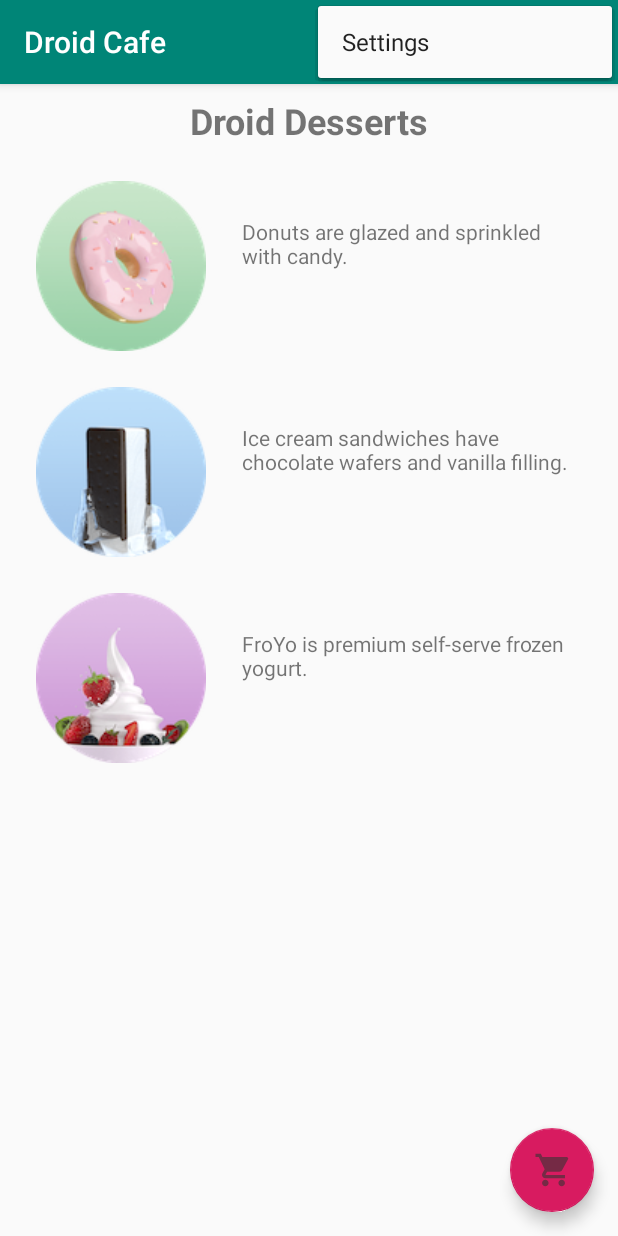
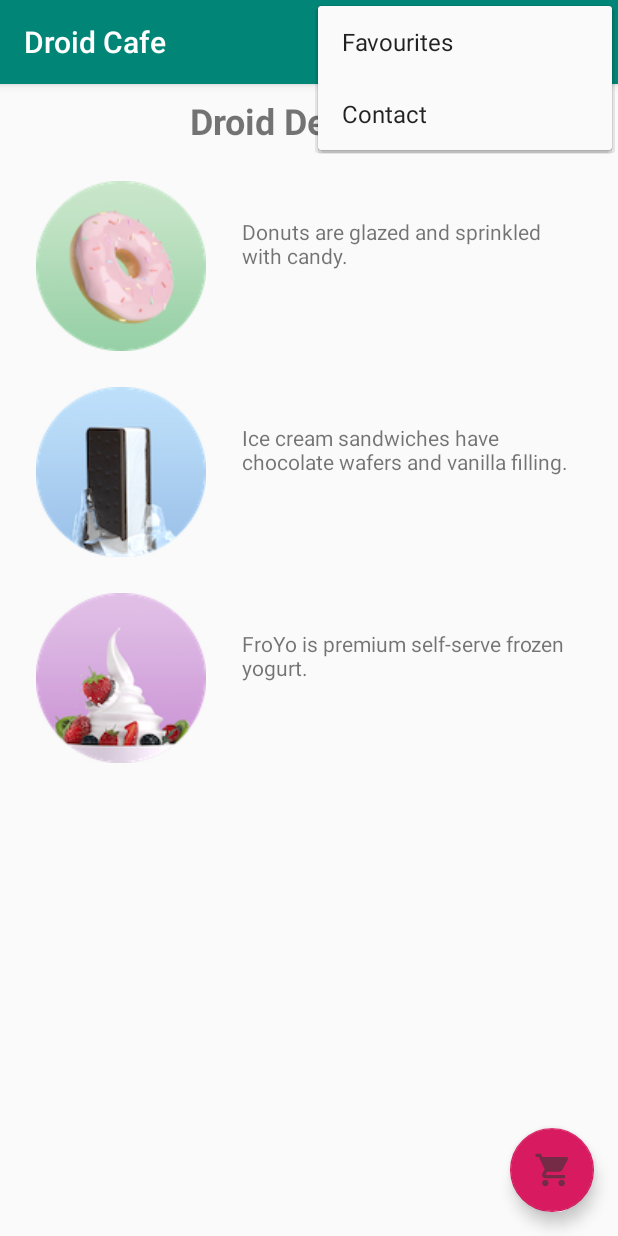
Before and after one commit to ishanstealth18/Android_Fundamentals, an Android app: the screen it shows after launch (MainActivity), with the options menu open, on a phone screen of 412 x 824 dp. Run offline under Robolectric (Android 15) with nearby library versions, the phone set to English and light mode, and no system bars.

```diff
--- a/DroidCafe/app/src/main/AndroidManifest.xml
+++ b/DroidCafe/app/src/main/AndroidManifest.xml
@@ -14,7 +14,7 @@
             android:parentActivityName=".MainActivity">
             <meta-data
                 android:name="android.support.PARENT_ACTIVITY"
-                android:value=".MainActivity"/>></activity>
+                android:value=".MainActivity"/></activity>
         <activity
             android:name=".MainActivity"
             android:label="@string/app_name"
@@ -26,5 +26,4 @@
             </intent-filter>
         </activity>
     </application>
-    <uses-permission android:name="android.permission.CALL_PHONE"></uses-permission>
 </manifest>
--- a/DroidCafe/app/src/main/java/com/lightwave/droidcafe/MainActivity.java
+++ b/DroidCafe/app/src/main/java/com/lightwave/droidcafe/MainActivity.java
@@ -13,6 +13,8 @@ import android.view.View;
 import android.view.Menu;
 import android.view.MenuItem;
 import android.widget.Toast;
+
+import static java.lang.Thread.sleep;
 
 public class MainActivity extends AppCompatActivity {
 
@@ -47,10 +49,23 @@ public class MainActivity extends AppCompatActivity {
         // automatically handle clicks on the Home/Up button, so long
         // as you specify a parent activity in AndroidManifest.xml.
         int id = item.getItemId();
-
-        //noinspection SimplifiableIfStatement
-        if (id == R.id.action_settings) {
-            return true;
+        Intent sendItemIntent = new Intent(this,OrderActivity.class);
+        switch (id)
+        {
+            case (R.id.action_contact):
+                return true;
+            case (R.id.action_favorites):
+                displayToast(getString(R.string.action_favorites_message));
+                return true;
+            case (R.id.action_order):
+                sendItemIntent.putExtra(EXTRA_MSG,R.string.action_order_message);
+                startActivity(sendItemIntent);
+                //displayToast(getString(R.string.action_order_message));
+                return true;
+            case (R.id.action_status):
+                displayToast(getString(R.string.action_status_message));
+                return true;
+            default:
         }
 
         return super.onOptionsItemSelected(item);
--- /dev/null
+++ b/DroidCafe/app/src/main/res/drawable-anydpi/ic_action_favourite.xml
@@ -0,0 +1,11 @@
+<vector xmlns:android="http://schemas.android.com/apk/res/android"
+    android:width="24dp"
+    android:height="24dp"
+    android:viewportWidth="24"
+    android:viewportHeight="24"
+    android:tint="#FFFFFF"
+    android:alpha="0.8">
+  <path
+      android:fillColor="@android:color/white"
+      android:pathData="M12,21.35l-1.45,-1.32C5.4,15.36 2,12.28 2,8.5 2,5.42 4.42,3 7.5,3c1.74,0 3.41,0.81 4.5,2.09C13.09,3.81 14.76,3 16.5,3 19.58,3 22,5.42 22,8.5c0,3.78 -3.4,6.86 -8.55,11.54L12,21.35z"/>
+</vector>
--- /dev/null
+++ b/DroidCafe/app/src/main/res/drawable-anydpi/ic_action_status.xml
@@ -0,0 +1,11 @@
+<vector xmlns:android="http://schemas.android.com/apk/res/android"
+    android:width="24dp"
+    android:height="24dp"
+    android:viewportWidth="24"
+    android:viewportHeight="24"
+    android:tint="#FFFFFF"
+    android:alpha="0.8">
+  <path
+      android:fillColor="@android:color/white"
+      android:pathData="M11,15h2v2h-2zM11,7h2v6h-2zM11.99,2C6.47,2 2,6.48 2,12s4.47,10 9.99,10C17.52,22 22,17.52 22,12S17.52,2 11.99,2zM12,20c-4.42,0 -8,-3.58 -8,-8s3.58,-8 8,-8 8,3.58 8,8 -3.58,8 -8,8z"/>
+</vector>
--- a/DroidCafe/app/src/main/res/menu/menu_main.xml
+++ b/DroidCafe/app/src/main/res/menu/menu_main.xml
@@ -3,8 +3,29 @@
     xmlns:tools="http://schemas.android.com/tools"
     tools:context="com.lightwave.droidcafe.MainActivity">
     <item
-        android:id="@+id/action_settings"
+        android:id="@+id/action_contact"
         android:orderInCategory="100"
-        android:title="@string/action_settings"
+        android:title="@string/action_contact"
         app:showAsAction="never" />
+
+    <item
+        android:id="@+id/action_order"
+        android:icon="@drawable/ic_shopping_cart"
+        android:orderInCategory= "10"
+        android:title="@string/action_order"
+        app:showAsAction="always"/>
+
+    <item
+        android:id="@+id/action_status"
+        android:icon="@drawable/ic_action_status"
+        android:orderInCategory= "20"
+        android:title="@string/action_status"
+        app:showAsAction="always"/>
+
+    <item
+        android:id="@+id/action_favorites"
+        android:icon="@drawable/ic_action_favourite"
+        android:orderInCategory= "30"
+        android:title="@string/action_favorites"
+        app:showAsAction="ifRoom"/>
 </menu>
--- a/DroidCafe/app/src/main/res/values/strings.xml
+++ b/DroidCafe/app/src/main/res/values/strings.xml
@@ -22,6 +22,14 @@
     <string name="same_day_messenger_service">Same day messenger service</string>
     <string name="next_day_ground_delivery">Next day ground delivery</string>
     <string name="pick_up">Pick up</string>
+    <string name="action_contact">Contact</string>
+    <string name="action_order">Order</string>
+    <string name="action_status">Status</string>
+    <string name="action_favorites">Favourites</string>
+    <string name="action_order_message">You selected Order.</string>
+    <string name="action_status_message">You selected Status.</string>
+    <string name="action_favorites_message">You selected Favorites.</string>
+    <string name="action_contact_message">You selected Contact.</string>
     <string-array name="labels_array">
         <item>Home</item>
         <item>Work</item>
--- a/DroidCafe/build.gradle
+++ b/DroidCafe/build.gradle
@@ -7,7 +7,7 @@ buildscript {
 
     }
     dependencies {
-        classpath 'com.android.tools.build:gradle:3.5.3'
+        classpath 'com.android.tools.build:gradle:4.0.0'
 
         // NOTE: Do not place your application dependencies here; they belong
         // in the individual module build.gradle files
```
Also changed, not shown: DroidCafe/app/src/main/res/drawable-hdpi/ic_action_favourite.png (added), DroidCafe/app/src/main/res/drawable-hdpi/ic_action_status.png (added), DroidCafe/app/src/main/res/drawable-mdpi/ic_action_favourite.png (added), DroidCafe/app/src/main/res/drawable-mdpi/ic_action_status.png (added), DroidCafe/app/src/main/res/drawable-xhdpi/ic_action_favourite.png (added), DroidCafe/app/src/main/res/drawable-xhdpi/ic_action_status.png (added), DroidCafe/app/src/main/res/drawable-xxhdpi/ic_action_favourite.png (added), DroidCafe/app/src/main/res/drawable-xxhdpi/ic_action_status.png (added), DroidCafe/gradle/wrapper/gradle-wrapper.properties.
